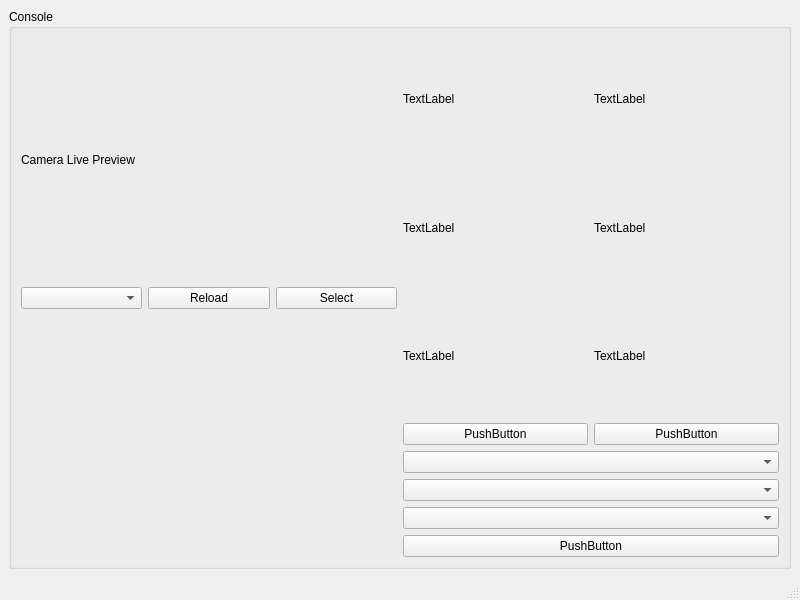
Old version of the form ui.ui in the repository kilescg/GroupingTool.
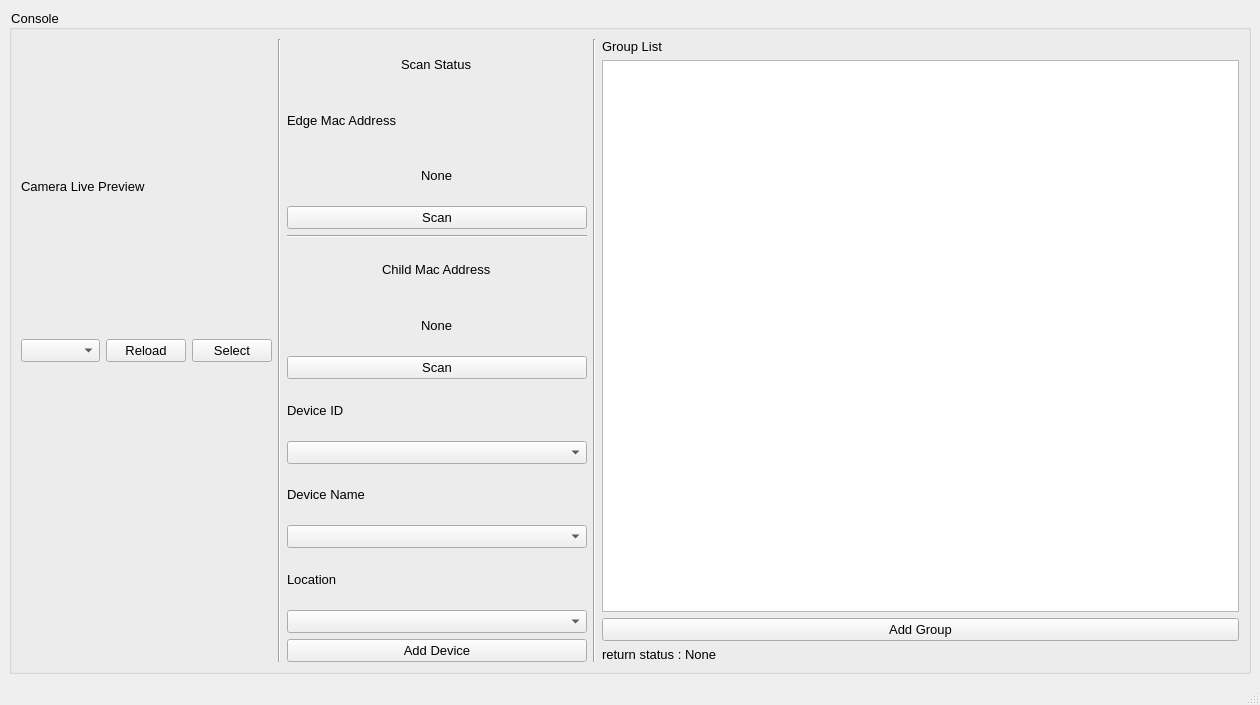
New version of the form. Icons and pictures are not drawn.

Patch:
```diff
--- a/ui.ui
+++ b/ui.ui
@@ -6,8 +6,8 @@
    <rect>
     <x>0</x>
     <y>0</y>
-    <width>800</width>
-    <height>600</height>
+    <width>1260</width>
+    <height>705</height>
    </rect>
   </property>
   <property name="windowTitle">
@@ -17,6 +17,9 @@
    <layout class="QHBoxLayout" name="horizontalLayout">
     <item>
      <widget class="QGroupBox" name="groupBox">
+      <property name="styleSheet">
+       <string notr="true">font-size: 10pt</string>
+      </property>
       <property name="title">
        <string>Console</string>
       </property>
@@ -84,89 +87,117 @@
            </item>
           </layout>
          </item>
+         <item>
+          <widget class="Line" name="line_2">
+           <property name="orientation">
+            <enum>Qt::Vertical</enum>
+           </property>
+          </widget>
+         </item>
          <item>
           <layout class="QVBoxLayout" name="verticalLayout_2">
-           <item>
-            <layout class="QHBoxLayout" name="horizontalLayout_6">
-             <item>
-              <layout class="QVBoxLayout" name="verticalLayout_3">
-               <item>
+           <item alignment="Qt::AlignHCenter">
                 <widget class="QLabel" name="label_5">
                  <property name="text">
-                  <string>TextLabel</string>
+              <string>Scan Status</string>
                  </property>
                 </widget>
                </item>
                <item>
                 <widget class="QLabel" name="label">
+             <property name="sizePolicy">
+              <sizepolicy hsizetype="Minimum" vsizetype="Preferred">
+               <horstretch>0</horstretch>
+               <verstretch>0</verstretch>
+              </sizepolicy>
+             </property>
+             <property name="minimumSize">
+              <size>
+               <width>300</width>
+               <height>0</height>
+              </size>
+             </property>
                  <property name="text">
-                  <string>TextLabel</string>
+              <string>Edge Mac Address</string>
                  </property>
                 </widget>
                </item>
-               <item>
-                <widget class="QLabel" name="label_3">
+           <item alignment="Qt::AlignHCenter">
+            <widget class="QLabel" name="label_4">
                  <property name="text">
-                  <string>TextLabel</string>
+              <string>None</string>
                  </property>
                 </widget>
                </item>
                <item>
                 <widget class="QPushButton" name="pushButton_2">
                  <property name="text">
-                  <string>PushButton</string>
+              <string>Scan</string>
                  </property>
                 </widget>
                </item>
-              </layout>
-             </item>
              <item>
-              <layout class="QVBoxLayout" name="verticalLayout_4">
-               <item>
-                <widget class="QLabel" name="label_6">
-                 <property name="text">
-                  <string>TextLabel</string>
+            <widget class="Line" name="line">
+             <property name="orientation">
+              <enum>Qt::Horizontal</enum>
                  </property>
                 </widget>
                </item>
-               <item>
+           <item alignment="Qt::AlignHCenter">
                 <widget class="QLabel" name="label_2">
                  <property name="text">
-                  <string>TextLabel</string>
+              <string>Child Mac Address</string>
                  </property>
                 </widget>
                </item>
-               <item>
-                <widget class="QLabel" name="label_4">
+           <item alignment="Qt::AlignHCenter">
+            <widget class="QLabel" name="label_11">
                  <property name="text">
-                  <string>TextLabel</string>
+              <string>None</string>
                  </property>
                 </widget>
                </item>
                <item>
                 <widget class="QPushButton" name="pushButton_3">
                  <property name="text">
-                  <string>PushButton</string>
+              <string>Scan</string>
                  </property>
                 </widget>
                </item>
-              </layout>
-             </item>
-            </layout>
+           <item>
+            <widget class="QLabel" name="label_8">
+             <property name="text">
+              <string>Device ID</string>
+             </property>
+            </widget>
            </item>
            <item>
             <widget class="QComboBox" name="comboBox"/>
            </item>
+           <item>
+            <widget class="QLabel" name="label_9">
+             <property name="text">
+              <string>Device Name</string>
+             </property>
+            </widget>
+           </item>
            <item>
             <widget class="QComboBox" name="comboBox_2"/>
            </item>
+           <item>
+            <widget class="QLabel" name="label_10">
+             <property name="text">
+              <string>Location</string>
+             </property>
+            </widget>
+           </item>
            <item>
             <widget class="QComboBox" name="comboBox_3"/>
            </item>
            <item>
             <widget class="QPushButton" name="pushButton">
              <property name="text">
-              <string>PushButton</string>
+              <string>Add Device</string>
              </property>
             </widget>
            </item>
@@ -174,6 +205,41 @@
          </item>
         </layout>
        </item>
+       <item>
+        <widget class="Line" name="line_3">
+         <property name="orientation">
+          <enum>Qt::Vertical</enum>
+         </property>
+        </widget>
+       </item>
+       <item>
+        <layout class="QVBoxLayout" name="verticalLayout_5">
+         <item>
+          <widget class="QLabel" name="label_3">
+           <property name="text">
+            <string>Group List</string>
+           </property>
+          </widget>
+         </item>
+         <item>
+          <widget class="QTableView" name="tableView"/>
+         </item>
+         <item>
+          <widget class="QPushButton" name="pushButton_4">
+           <property name="text">
+            <string>Add Group</string>
+           </property>
+          </widget>
+         </item>
+         <item>
+          <widget class="QLabel" name="label_6">
+           <property name="text">
+            <string>return status : None</string>
+           </property>
+          </widget>
+         </item>
+        </layout>
+       </item>
       </layout>
      </widget>
     </item>
```
Left out of the diff: 2 changed lines with no effect on the pictures. Lines whose indentation alone changed are shown as unchanged.
